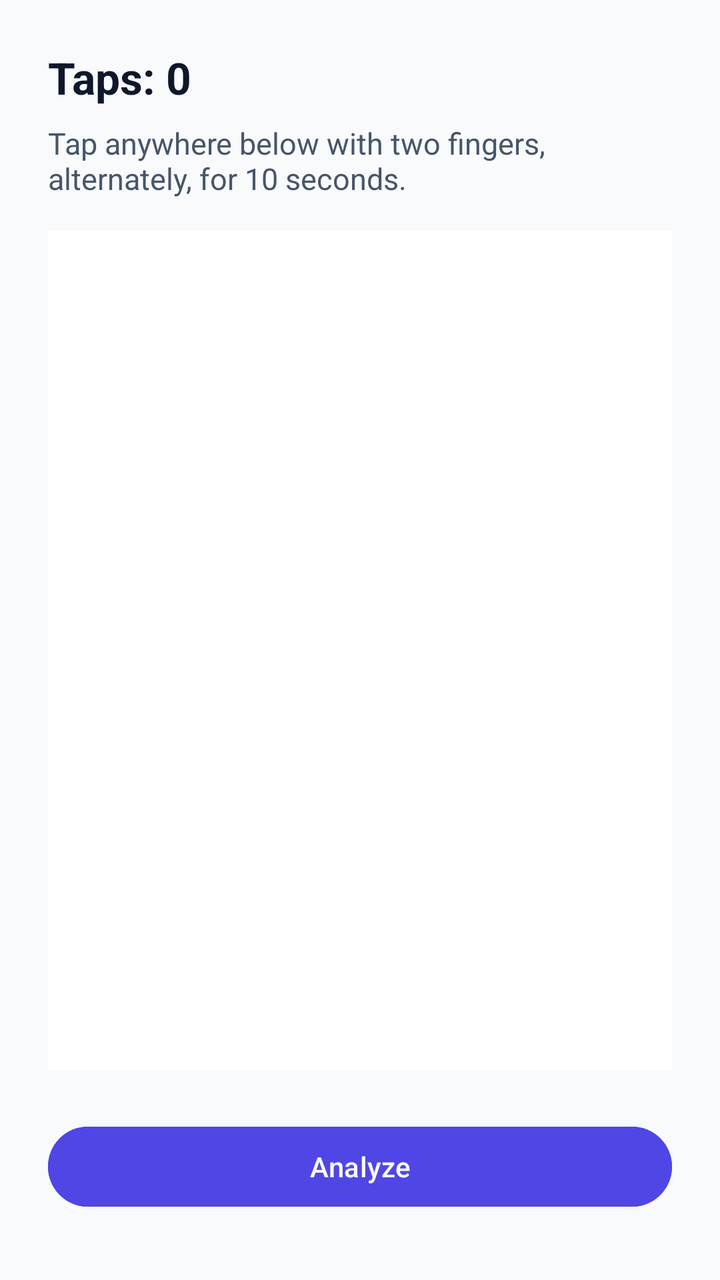
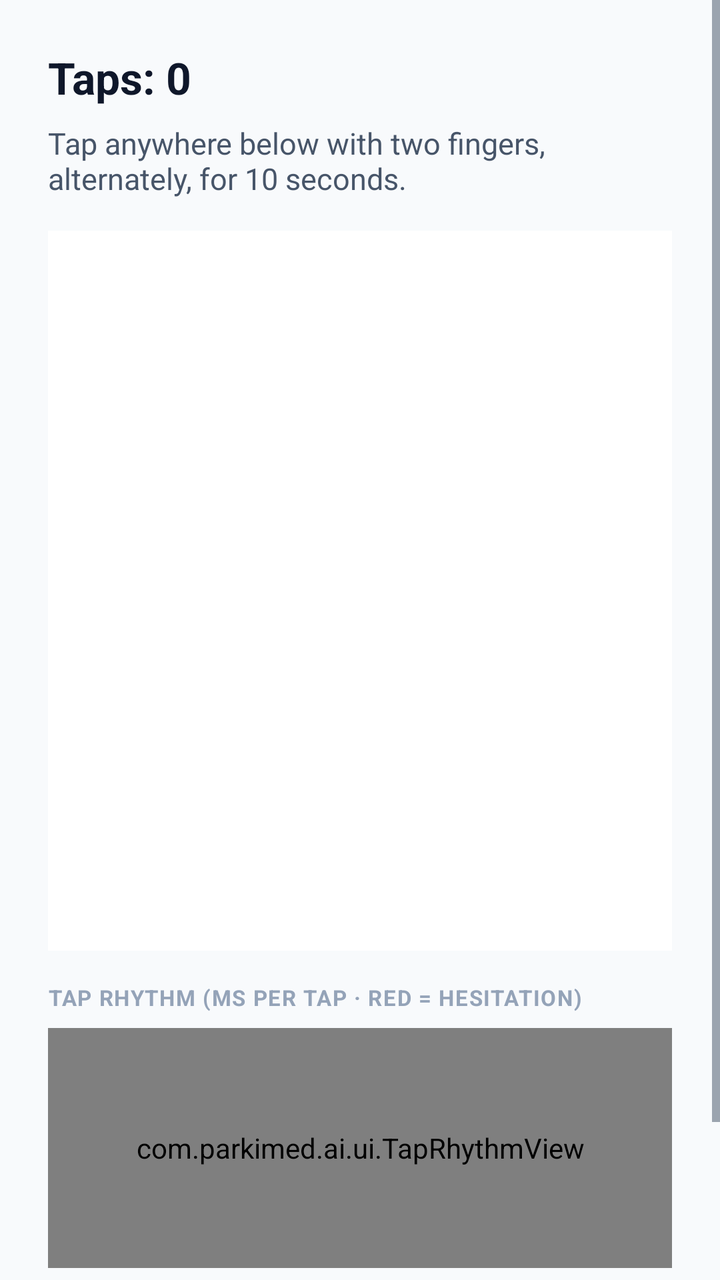

Compare the two renders of this Android layout. The source of the first and the diff that turns it into the second are given below.
<!-- AndroidManifest.xml: application theme Theme.ParkiMed -->
<!-- res/layout/activity_tap.xml -->
<?xml version="1.0" encoding="utf-8"?>
<ScrollView xmlns:android="http://schemas.android.com/apk/res/android"
    android:layout_width="match_parent"
    android:layout_height="match_parent"
    android:background="@color/bg"
    android:fillViewport="true">

    <LinearLayout
        android:layout_width="match_parent"
        android:layout_height="wrap_content"
        android:orientation="vertical"
        android:padding="24dp">

        <TextView
            android:id="@+id/tapCount"
            android:layout_width="match_parent"
            android:layout_height="wrap_content"
            android:text="Taps: 0"
            android:textColor="@color/text_primary"
            android:textSize="22sp"
            android:textStyle="bold" />

        <TextView
            android:layout_width="match_parent"
            android:layout_height="wrap_content"
            android:layout_marginTop="8dp"
            android:text="Tap anywhere below with two fingers, alternately, for 10 seconds."
            android:textColor="@color/text_secondary"
            android:textSize="15sp" />

        <FrameLayout
            android:layout_width="match_parent"
            android:layout_height="420dp"
            android:layout_marginTop="16dp">

            <View
                android:id="@+id/tapArea"
                android:layout_width="match_parent"
                android:layout_height="match_parent"
                android:background="@color/card" />

            <com.parkimed.ai.ui.DemoRippleView
                android:id="@+id/demoRipples"
                android:layout_width="match_parent"
                android:layout_height="match_parent"
                android:visibility="gone" />
        </FrameLayout>

        <LinearLayout
            android:id="@+id/demoRow"
            android:layout_width="match_parent"
            android:layout_height="wrap_content"
            android:layout_marginTop="20dp"
            android:orientation="vertical"
            android:visibility="gone">

            <Button
                android:id="@+id/btnDemoTap"
                android:layout_width="match_parent"
                android:layout_height="wrap_content"
                android:backgroundTint="@color/danger"
                android:text="Demo: Patient Tapping (real PD data)"
                android:textColor="@color/bg" />
        </LinearLayout>

        <Button
            android:id="@+id/btnDone"
            android:layout_width="match_parent"
            android:layout_height="wrap_content"
            android:layout_marginTop="24dp"
            android:backgroundTint="@color/primary"
            android:text="Analyze"
            android:textColor="@color/bg" />
    </LinearLayout>
</ScrollView>
<!-- resources referenced by this layout -->
<resources>
  <color name="bg">#F8FAFC</color>
  <color name="card">#FFFFFF</color>
  <color name="danger">#F43F5E</color>
  <color name="primary">#4F46E5</color>
  <color name="text_primary">#0F172A</color>
  <color name="text_secondary">#475569</color>
  <style name="Theme.ParkiMed" parent="Theme.Material3.Light.NoActionBar">
          <item name="colorPrimary">@color/primary</item>
          <item name="colorOnPrimary">@color/card</item>
          <item name="colorSecondary">@color/accent</item>
          <item name="android:colorBackground">@color/bg</item>
          <item name="android:statusBarColor">@color/bg</item>
          <item name="android:windowLightStatusBar">true</item>
          <item name="android:navigationBarColor">@color/bg</item>
          <item name="android:windowLightNavigationBar">true</item>
          <item name="android:textColorPrimary">@color/text_primary</item>
          <item name="android:textColorSecondary">@color/text_secondary</item>
      </style>
  <color name="accent">#0EA5E9</color>
</resources>

<!-- the commit's change to res/layout/activity_tap.xml (unified diff, before → after) -->
@@ -30,7 +30,7 @@
 
         <FrameLayout
             android:layout_width="match_parent"
-            android:layout_height="420dp"
+            android:layout_height="360dp"
             android:layout_marginTop="16dp">
 
             <View
@@ -45,6 +45,24 @@
                 android:layout_height="match_parent"
                 android:visibility="gone" />
         </FrameLayout>
+
+        <TextView
+            android:layout_width="match_parent"
+            android:layout_height="wrap_content"
+            android:layout_marginTop="16dp"
+            android:letterSpacing="0.05"
+            android:text="TAP RHYTHM (ms per tap · red = hesitation)"
+            android:textAllCaps="true"
+            android:textColor="@color/text_muted"
+            android:textSize="11sp"
+            android:textStyle="bold" />
+
+        <com.parkimed.ai.ui.TapRhythmView
+            android:id="@+id/rhythmView"
+            android:layout_width="match_parent"
+            android:layout_height="120dp"
+            android:layout_marginTop="8dp"
+            android:background="@drawable/bg_card" />
 
         <LinearLayout
             android:id="@+id/demoRow"
<!-- resource entries referenced after the edit -->
@@ -4,8 +4,16 @@
   <color name="card">#FFFFFF</color>
   <color name="danger">#F43F5E</color>
   <color name="primary">#4F46E5</color>
+  <color name="text_muted">#94A3B8</color>
   <color name="text_primary">#0F172A</color>
   <color name="text_secondary">#475569</color>
+  <!-- drawable bg_card (drawable) -->
+  <?xml version="1.0" encoding="utf-8"?>
+  <shape xmlns:android="http://schemas.android.com/apk/res/android">
+      <solid android:color="@color/card" />
+      <corners android:radius="20dp" />
+      <stroke android:width="1dp" android:color="@color/surface_border" />
+  </shape>
   <style name="Theme.ParkiMed" parent="Theme.Material3.Light.NoActionBar">
           <item name="colorPrimary">@color/primary</item>
           <item name="colorOnPrimary">@color/card</item>
@@ -18,6 +26,7 @@
           <item name="android:textColorPrimary">@color/text_primary</item>
           <item name="android:textColorSecondary">@color/text_secondary</item>
       </style>
+  <color name="surface_border">#E2E8F0</color>
   <color name="accent">#0EA5E9</color>
 </resources>
 
